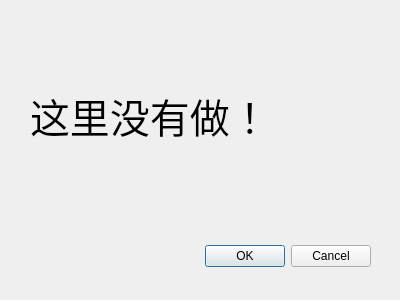
Above: none.ui from JinxianRen/qtgame before the change. Below: the same form after it.
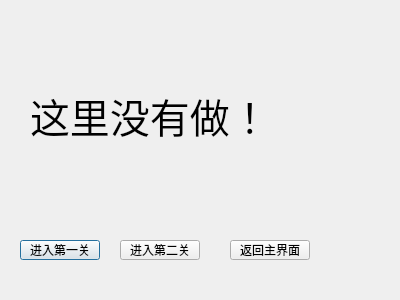
That is the form after the change.

Commit message: 更新了界面文本还有不知道啥

What changed in the file:
```diff
--- a/none.ui
+++ b/none.ui
@@ -13,22 +13,6 @@
   <property name="windowTitle">
    <string>Dialog</string>
   </property>
-  <widget class="QDialogButtonBox" name="buttonBox">
-   <property name="geometry">
-    <rect>
-     <x>30</x>
-     <y>240</y>
-     <width>341</width>
-     <height>32</height>
-    </rect>
-   </property>
-   <property name="orientation">
-    <enum>Qt::Horizontal</enum>
-   </property>
-   <property name="standardButtons">
-    <set>QDialogButtonBox::Cancel|QDialogButtonBox::Ok</set>
-   </property>
-  </widget>
   <widget class="QLabel" name="label">
    <property name="geometry">
     <rect>
@@ -47,6 +31,45 @@
     <string>这里没有做！</string>
    </property>
   </widget>
+  <widget class="QPushButton" name="pushButton">
+   <property name="geometry">
+    <rect>
+     <x>20</x>
+     <y>240</y>
+     <width>80</width>
+     <height>20</height>
+    </rect>
+   </property>
+   <property name="text">
+    <string>进入第一关</string>
+   </property>
+  </widget>
+  <widget class="QPushButton" name="pushButton_2">
+   <property name="geometry">
+    <rect>
+     <x>120</x>
+     <y>240</y>
+     <width>80</width>
+     <height>20</height>
+    </rect>
+   </property>
+   <property name="text">
+    <string>进入第二关</string>
+   </property>
+  </widget>
+  <widget class="QPushButton" name="pushButton_3">
+   <property name="geometry">
+    <rect>
+     <x>230</x>
+     <y>240</y>
+     <width>80</width>
+     <height>20</height>
+    </rect>
+   </property>
+   <property name="text">
+    <string>返回主界面</string>
+   </property>
+  </widget>
  </widget>
  <resources/>
  <connections>
```
Left out of the diff: 35 changed lines with no effect on the pictures. The commit also changes 21 other files.
